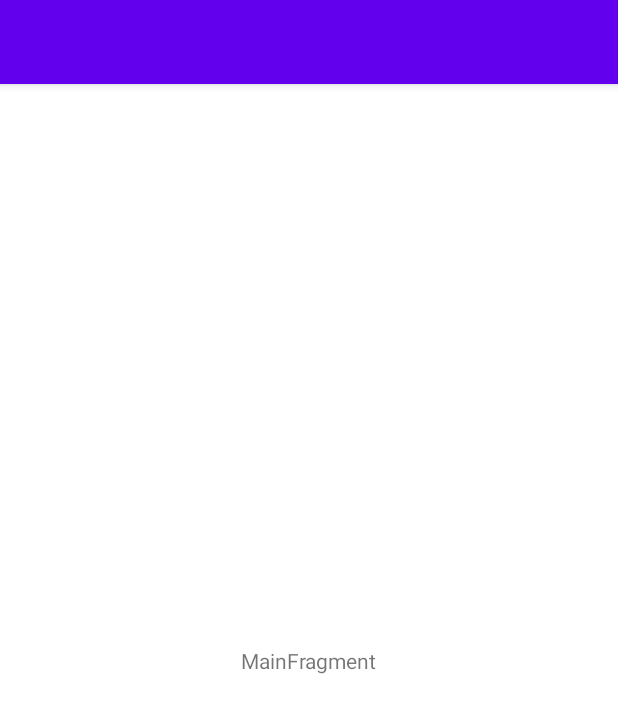
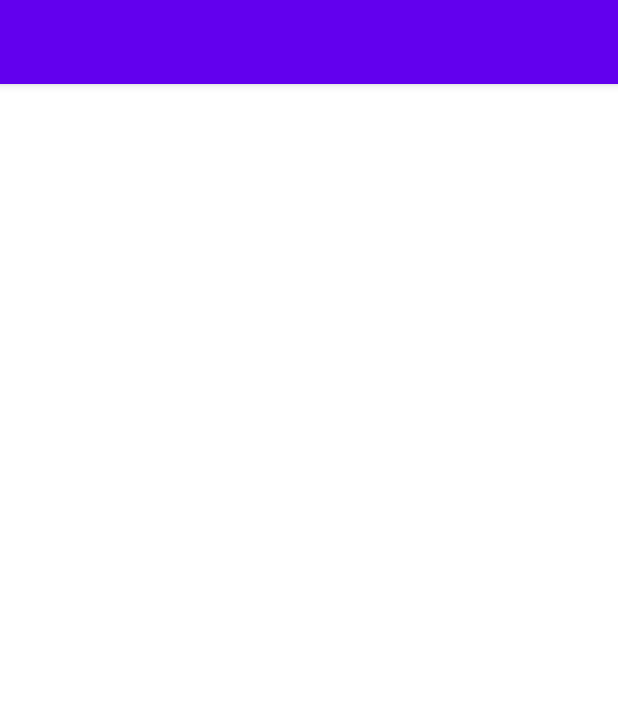
Before and after one commit to elifsorguc/BookWormApp, an Android app: the screen it shows after launch (MainActivity), on a phone screen of 412 x 824 dp. Shown: the top 713 px of the screen. Run offline under Robolectric (Android 15) with nearby library versions, the light colour scheme and no system bars.

Commit message:
//first commend

```diff
--- a/app/src/main/java/com/example/bookworm/MainActivity.java
+++ b/app/src/main/java/com/example/bookworm/MainActivity.java
@@ -18,4 +18,5 @@ public class MainActivity extends AppCompatActivity {
                     .commitNow();
         }
     }
+
 }
--- a/app/src/main/res/layout/fragment_main.xml
+++ b/app/src/main/res/layout/fragment_main.xml
@@ -5,16 +5,4 @@
     android:id="@+id/main"
     android:layout_width="match_parent"
     android:layout_height="match_parent"
-    tools:context=".ui.main.MainFragment">
-
-    <TextView
-        android:id="@+id/message"
-        android:layout_width="wrap_content"
-        android:layout_height="wrap_content"
-        android:text="MainFragment"
-        app:layout_constraintBottom_toBottomOf="parent"
-        app:layout_constraintEnd_toEndOf="parent"
-        app:layout_constraintStart_toStartOf="parent"
-        app:layout_constraintTop_toTopOf="parent" />
-
-</androidx.constraintlayout.widget.ConstraintLayout>
+    tools:context=".ui.main.MainFragment"/>
```
